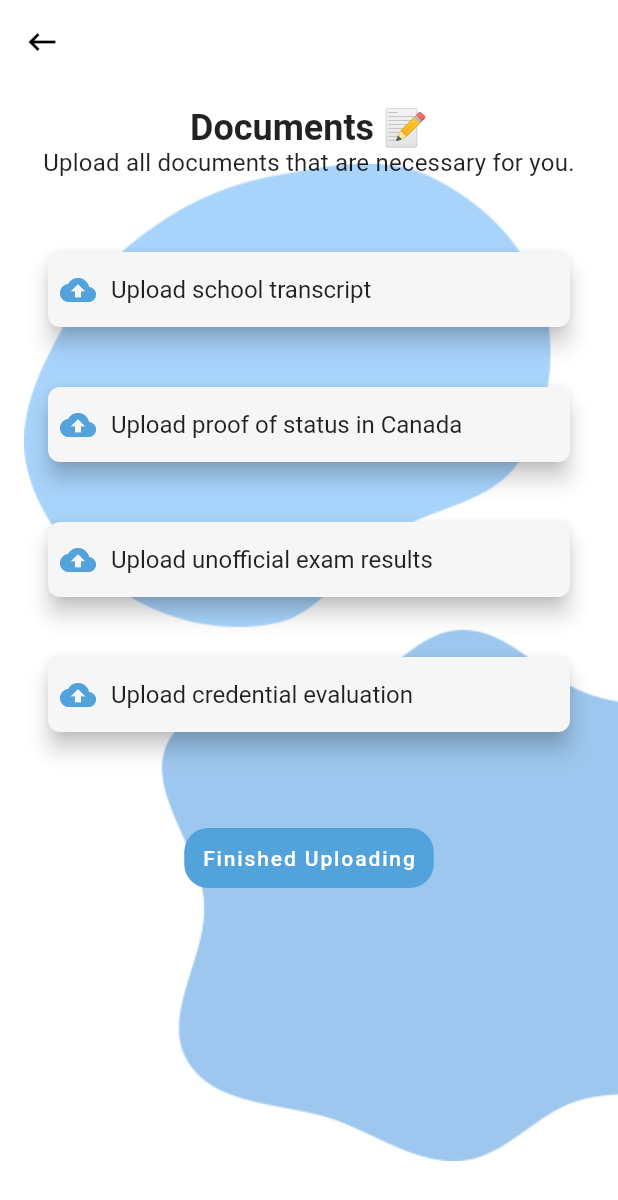
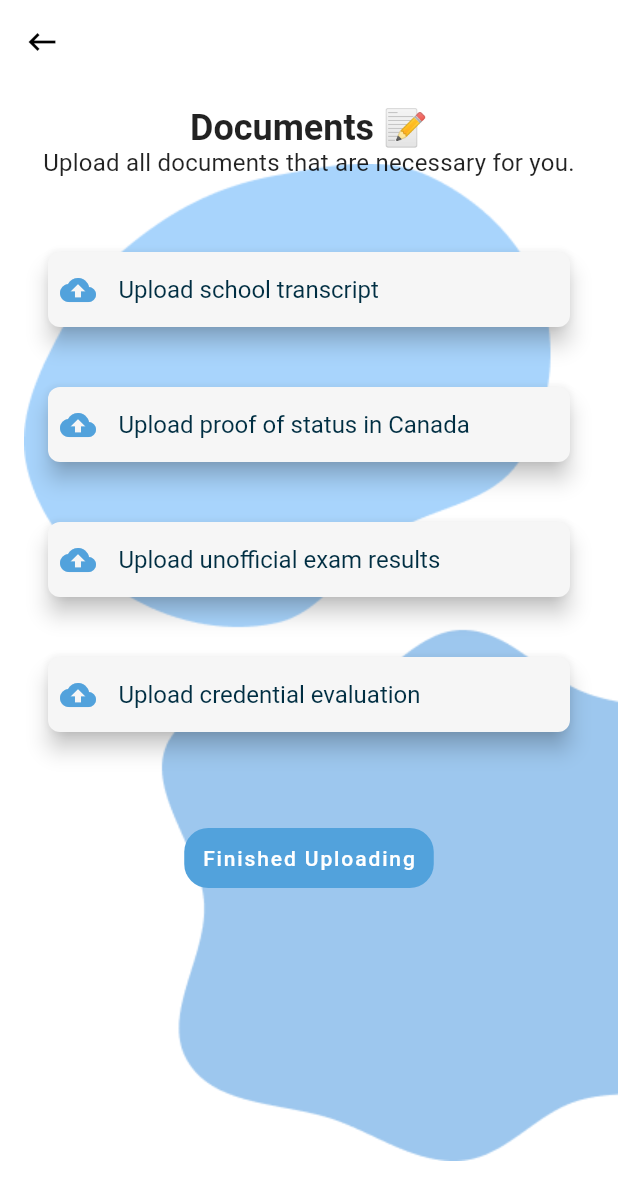
Before and after one commit to nganphan123/EdHub, a Flutter app: the DocumentUpLoadPage screen opened by its route, on a phone screen of 412 x 824 dp. Shown: the top 1200 px of the screen. Run offline on Flutter 3.47's test engine with Material 2 defaults, Android fonts, the phone set to English and light mode, and no system bars; our stand-ins replace convex_bottom_bar.

Commit message:
Change color of Document button upload text to darker

```diff
--- a/lib/components/buttons.dart
+++ b/lib/components/buttons.dart
@@ -173,11 +173,12 @@ class Uploadbuttons extends StatelessWidget {
                   Icons.cloud_upload,
                   color: darkBlue,
                 ),
-                SizedBox(width: 10),
+                SizedBox(width: 15),
                 Expanded(
                   child: Text(
                     title,
-                    style: bodyText1.copyWith(letterSpacing: 0),
+                    style:
+                        bodyText1.copyWith(letterSpacing: 0, color: soDarkBlue),
                   ),
                 ),
               ],
--- a/lib/themes/colors.dart
+++ b/lib/themes/colors.dart
@@ -8,6 +8,7 @@ const Color black = Color(0xFF000000);
 const Color lightBlue = Color(0xFF9ECBFF);
 const Color mediumBlue = Color(0xFF64A7E4);
 const Color darkBlue = Color(0xFF52A2DC);
+const Color soDarkBlue = Color(0xFF002E42);
 
 // Green variants
 const Color lightGreen = Color(0xFFA5DFDF);
```
